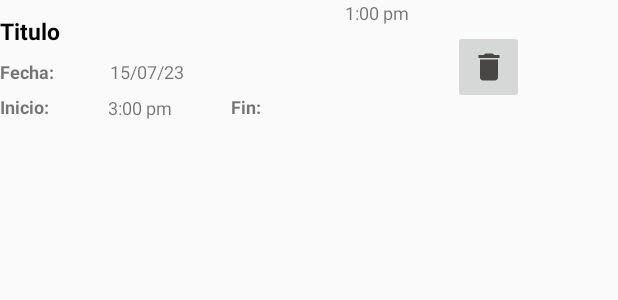
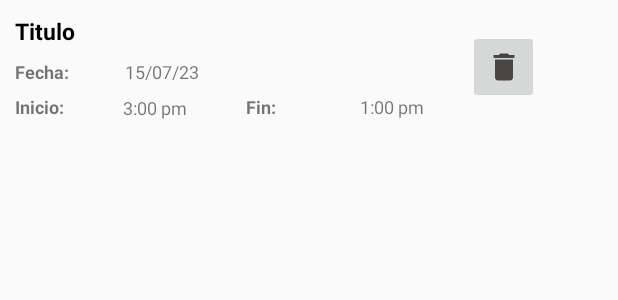
Before and after one commit to Carlos1507/Lab6_20190740_20195527, an Android app: the layout item_rv_activity.xml on its own in the app's theme, with its tools: preview values and no code run, on a phone screen of 412 x 824 dp. Shown: the top 300 px of the screen. Run offline under Robolectric (Android 15) with nearby library versions, the light colour scheme and no system bars.

```diff
--- a/app/src/main/res/layout/activity_login.xml
+++ b/app/src/main/res/layout/activity_login.xml
@@ -39,6 +39,7 @@
         android:layout_marginTop="192dp"
         app:layout_constraintStart_toStartOf="parent"
         app:layout_constraintTop_toTopOf="parent"
+        app:layout_constraintBottom_toBottomOf="parent"
         app:srcCompat="@drawable/ositos" />
 
     <ImageView
--- a/app/src/main/res/layout/item_rv_activity.xml
+++ b/app/src/main/res/layout/item_rv_activity.xml
@@ -2,7 +2,7 @@
 <androidx.constraintlayout.widget.ConstraintLayout xmlns:android="http://schemas.android.com/apk/res/android"
     xmlns:app="http://schemas.android.com/apk/res-auto"
     xmlns:tools="http://schemas.android.com/tools"
-    android:layout_width="match_parent"
+    android:layout_width="wrap_content"
     android:layout_height="wrap_content">
 
 
@@ -41,9 +41,10 @@
         android:text="Fecha:"
         android:textSize="12sp"
         android:textStyle="bold"
+        android:layout_marginStart="10dp"
         app:layout_constraintBottom_toBottomOf="parent"
         app:layout_constraintTop_toTopOf="parent"
-        tools:layout_editor_absoluteX="45dp" />
+        app:layout_constraintStart_toStartOf="parent" />
 
 
     <TextView
@@ -93,7 +94,7 @@
         android:text="1:00 pm"
         android:textSize="12sp"
         app:layout_constraintStart_toEndOf="@+id/labelTextFin"
-        tools:layout_editor_absoluteY="63dp" />
+        app:layout_constraintTop_toTopOf="@id/labelTextFin" />
 
     <ImageButton
         android:id="@+id/btnTrash"
@@ -101,6 +102,7 @@
         android:layout_height="49dp"
         android:layout_marginStart="100dp"
         android:layout_marginTop="20dp"
+        android:layout_marginEnd="20dp"
         app:layout_constraintBottom_toBottomOf="parent"
         app:layout_constraintStart_toEndOf="@+id/titulo"
         app:layout_constraintTop_toTopOf="parent"
```
Also changed, not shown: app/src/main/java/com/example/lab6_20190740_20195527/activities/MainActivity.java (+41 -4 lines), app/src/main/java/com/example/lab6_20190740_20195527/adapters/ListaActividadesAdapter.java (+27 -3 lines).
